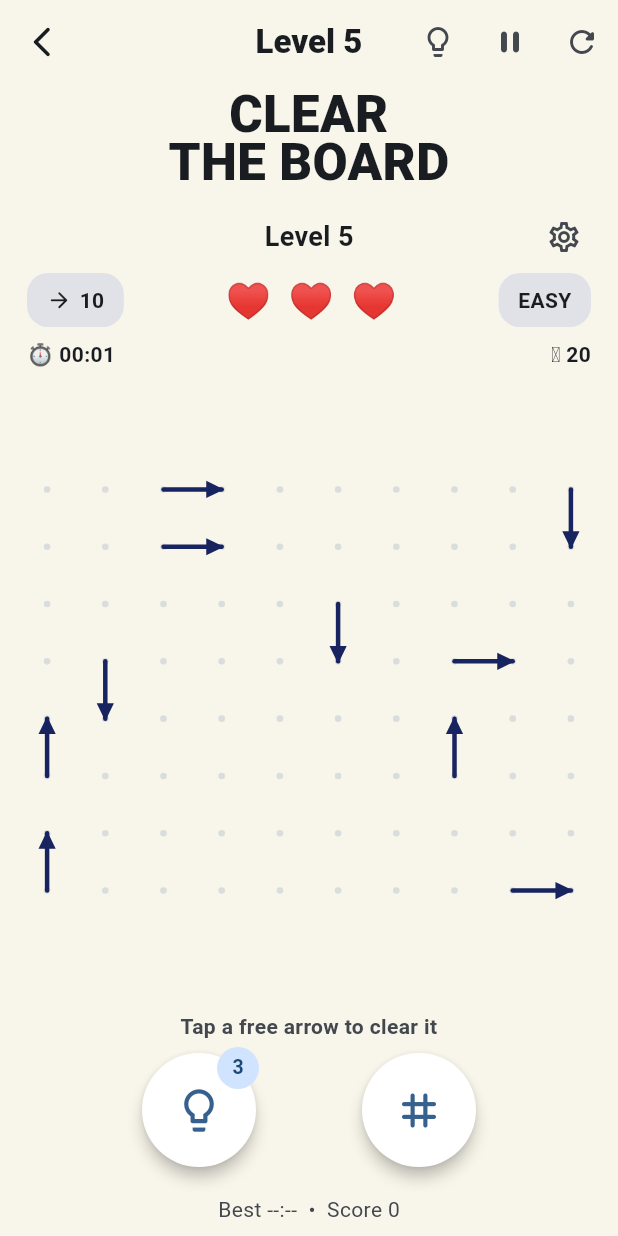
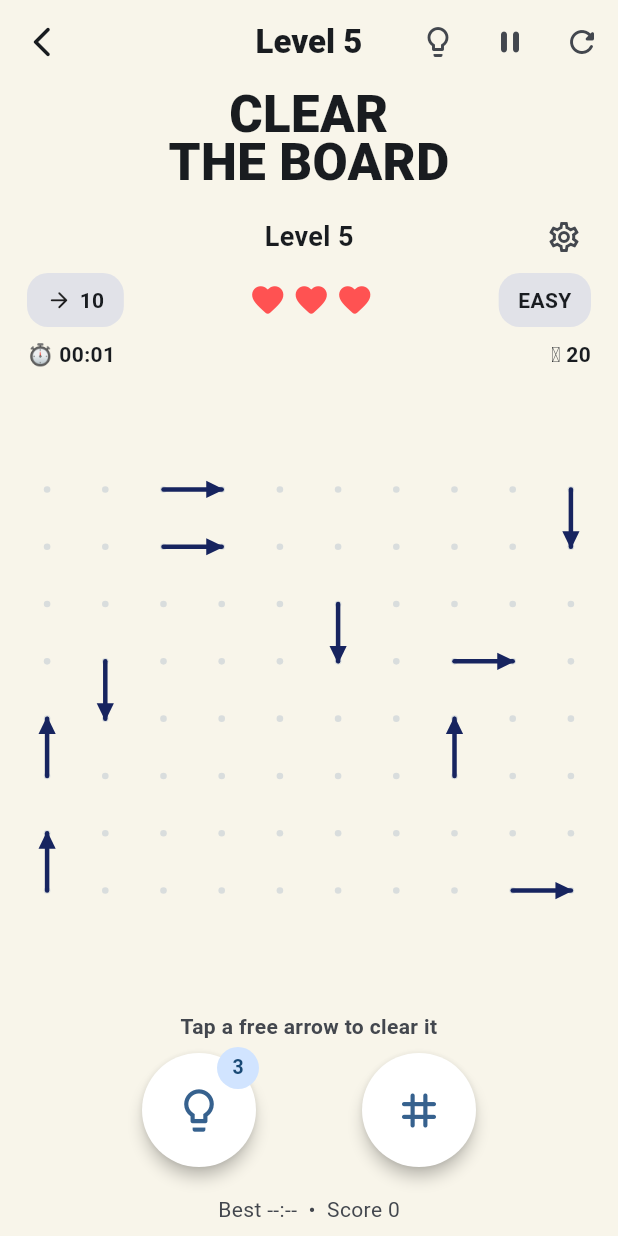
Before and after one commit to thegkexpert662-afk/arrogame1, a Flutter app: the screen it shows after launch, after a tap on "Daily Reward", after a tap on "Daily Challenge", on a phone screen of 412 x 824 dp. Run offline on Flutter 3.47's test engine with Material 3 defaults, Android fonts, the phone set to English and light mode, and no system bars; our stand-ins replace google_mobile_ads, shared_preferences.

Commit message:
Make heart loss restart the current level

```diff
--- a/lib/screens/arrow_game_screen.dart
+++ b/lib/screens/arrow_game_screen.dart
@@ -32,6 +32,7 @@ class _ArrowGameScreenState extends State<ArrowGameScreen>
   int _moves = 0;
   int _freeHints = 3;
   int _coins = 20;
+  int _hearts = 3;
   int _bestScore = 0;
   int? _bestTime;
   bool _finished = false;
@@ -98,6 +99,8 @@ class _ArrowGameScreenState extends State<ArrowGameScreen>
     _clearingPoint = null;
     _seconds = 0;
     _moves = 0;
+    _hearts = 3;
+    _feedback.resetLives();
     _finished = false;
     _paused = false;
     _message = 'Tap a free arrow to clear it';
@@ -202,7 +205,18 @@ class _ArrowGameScreenState extends State<ArrowGameScreen>
 
     if (!_engine.canClear(_puzzle, point, _cleared)) {
       await _feedback.wrongMove();
+      if (!mounted) return;
+      setState(() => _hearts = _feedback.lives);
       await _showWrongAnimation(point);
+      if (!mounted) return;
+      if (_hearts <= 0) {
+        await Future<void>.delayed(const Duration(milliseconds: 220));
+        if (!mounted) return;
+        setState(() => _message = '💔 No hearts left — restarting this level…');
+        await Future<void>.delayed(const Duration(milliseconds: 650));
+        if (!mounted) return;
+        setState(_newPuzzle);
+      }
       return;
     }
 
@@ -387,7 +401,25 @@ class _ArrowGameScreenState extends State<ArrowGameScreen>
                 Padding(padding: const EdgeInsets.symmetric(horizontal: 18), child: Row(children: [
                   _Pill(icon: Icons.arrow_forward_rounded, text: '$_remaining'),
                   const Spacer(),
-                  const Text('♥ ♥ ♥', style: TextStyle(fontSize: 24, color: Colors.redAccent, letterSpacing: 3)),
+                  Row(
+                    mainAxisSize: MainAxisSize.min,
+                    children: List.generate(3, (index) {
+                      final alive = index < _hearts;
+                      return Padding(
+                        padding: const EdgeInsets.symmetric(horizontal: 2),
+                        child: AnimatedSwitcher(
+                          duration: const Duration(milliseconds: 220),
+                          transitionBuilder: (child, animation) => ScaleTransition(scale: animation, child: child),
+                          child: Icon(
+                            alive ? Icons.favorite_rounded : Icons.heart_broken_rounded,
+                            key: ValueKey('$index-$alive'),
+                            color: alive ? Colors.redAccent : Colors.grey,
+                            size: 25,
+                          ),
+                        ),
+                      );
+                    }),
+                  ),
                   const Spacer(),
                   _Pill(text: _difficultyName()),
                 ])),
```
